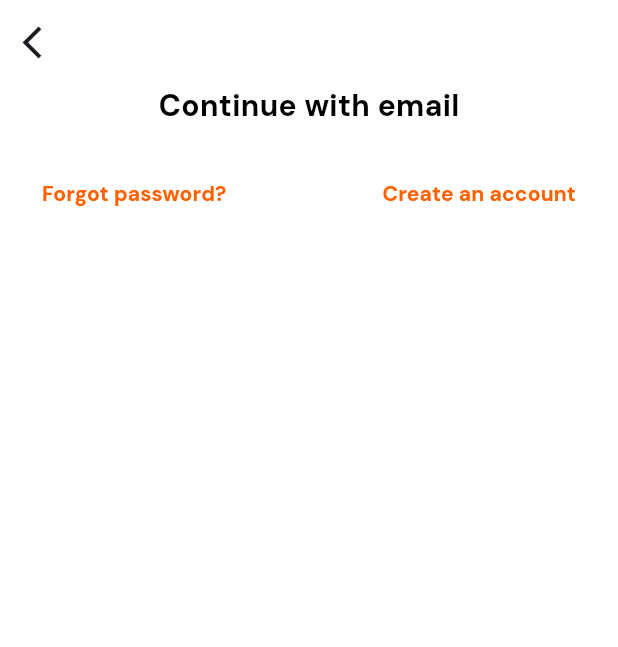
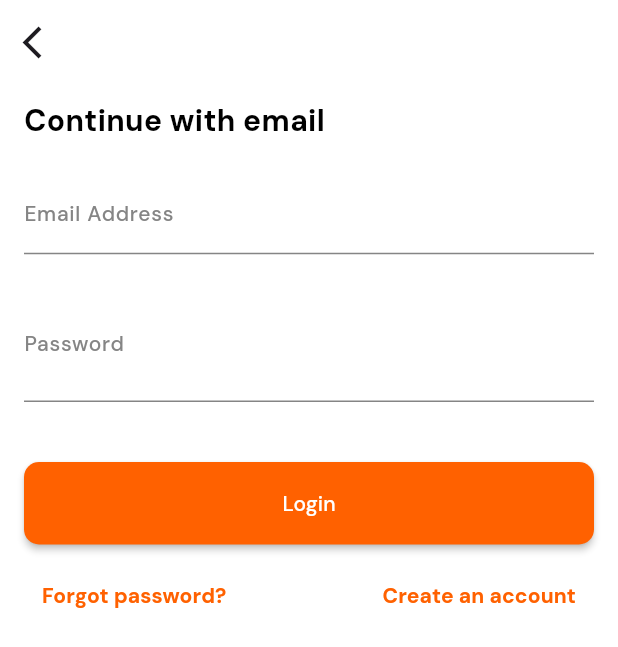
Before and after one commit to FlutterZawya/Talabat_App, a Flutter app: the LoginView screen opened by its route, on a phone screen of 412 x 824 dp. Shown: the top 647 px of the screen. Run offline on Flutter 3.47's test engine with Material 3 defaults, Android fonts, the phone set to English and light mode, and no system bars; our stand-ins replace device_preview, flutter_spinkit, flutter_svg, go_router.

Commit message:
login view done

```diff
--- /dev/null
+++ b/lib/features/auth/presentation/views/widgets/login_form.dart
@@ -0,0 +1,28 @@
+import 'package:flutter/material.dart';
+
+import '../../../../../core/utils/widgets/custom_button.dart';
+import 'custom_email_text_form.dart';
+import 'custom_password_text_from.dart';
+
+class LoginForm extends StatelessWidget {
+  const LoginForm({super.key});
+
+  @override
+  Widget build(BuildContext context) {
+    return Form(
+      child: Column(
+        // key: ,
+        children: [
+          CustomEmailTextFormField(),
+          SizedBox(height: 20),
+          CustomPasswordTextFormField(),
+          SizedBox(height: 40),
+          CustomButton(
+            text: 'Login',
+            onPressed: () {},
+          )
+        ],
+      ),
+    );
+  }
+}
--- a/lib/features/auth/presentation/views/widgets/login_view_body.dart
+++ b/lib/features/auth/presentation/views/widgets/login_view_body.dart
@@ -4,6 +4,7 @@ import 'package:talabat_app/core/utils/widgets/custom_text_button.dart';
 
 import '../../../../../core/utils/routes/app_routes.dart';
 import '../../../../../core/utils/styles/app_styles.dart';
+import 'login_form.dart';
 
 class LoginViewBody extends StatelessWidget {
   const LoginViewBody({super.key});
@@ -14,8 +15,14 @@ class LoginViewBody extends StatelessWidget {
       padding: const EdgeInsets.symmetric(horizontal: 16),
       child: Column(
         children: [
-          Text('Continue with email', style: AppStyles.bold20),
+          SizedBox(height: 10),
+          SizedBox(
+            width: double.infinity,
+            child: Text('Continue with email', style: AppStyles.bold20),
+          ),
           SizedBox(height: 20),
+          LoginForm(),
+          SizedBox(height: 10),
           Row(
             mainAxisAlignment: MainAxisAlignment.spaceBetween,
             children: [
```
